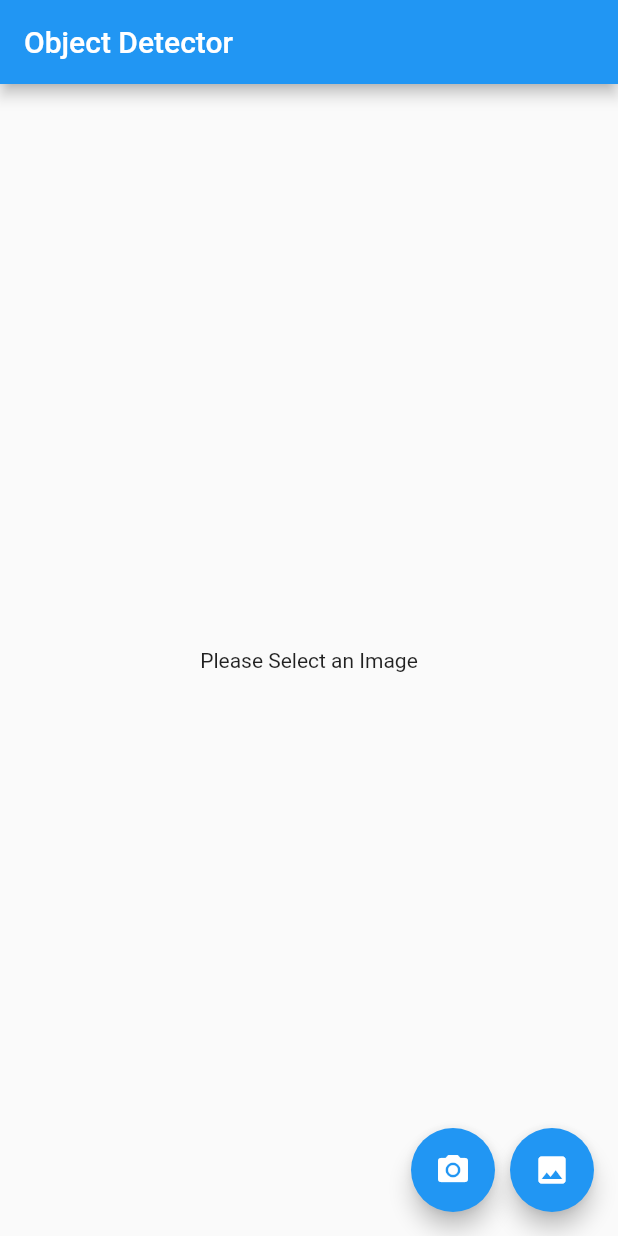
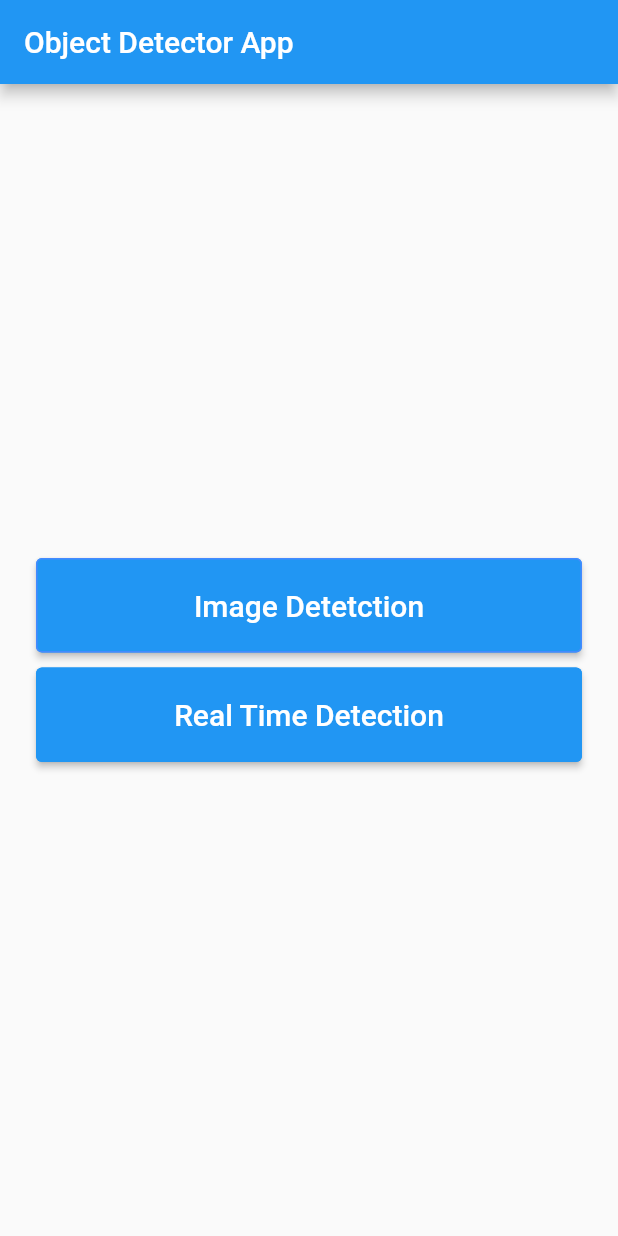
Before and after one commit to hutomosaktikartiko/Object-Detection-SSD-MobileNet, a Flutter app: the screen it shows after launch, on a phone screen of 412 x 824 dp. Run offline on Flutter 3.47's test engine with Material 2 defaults, Android fonts, the phone set to English and light mode, and no system bars; our stand-ins replace camera, image_picker; missing offline and left inert: tflite.

Commit message:
Real Time Object Detection

```diff
--- a/lib/pages/home_page.dart
+++ b/lib/pages/home_page.dart
@@ -1,191 +1,69 @@
-import 'dart:io';
+import 'package:flutter/material.dart';
+import 'package:object_detection_ssd_mobilenet/main.dart';
+import 'package:object_detection_ssd_mobilenet/pages/live_camera.dart';
+import 'package:object_detection_ssd_mobilenet/pages/static_image_page.dart';
 
-import 'package:flutter/material.dart';
-import 'package:image_picker/image_picker.dart';
-import 'package:tflite/tflite.dart';
-
-const String ssd = "SSD MobileNet";
-
-class HomePage extends StatefulWidget {
-  @override
-  _HomePage createState() => _HomePage();
-}
-
-class _HomePage extends State<HomePage> {
-  File _image;
-  List _recognitions;
-  bool _busy;
-  double _imageWidth, _imageHeight;
-
-  final picker = ImagePicker();
-
-  // this function loads the model
-  loadTfModel() async {
-    await Tflite.loadModel(
-      model: "assets/ssd_mobilenet.tflite",
-      labels: "assets/ssd_mobilenet.txt",
-    );
-  }
-
-  // this function detects the objects on the image
-  detectObject(File image) async {
-    var recognitions = await Tflite.detectObjectOnImage(
-        path: image.path, // required
-        model: "SSDMobileNet",
-        imageMean: 127.5,
-        imageStd: 127.5,
-        threshold: 0.4, // defaults to 0.1
-        numResultsPerClass: 10, // defaults to 5
-        asynch: true // defaults to true
-        );
-    FileImage(image)
-        .resolve(ImageConfiguration())
-        .addListener((ImageStreamListener((ImageInfo info, bool _) {
-          setState(() {
-            _imageWidth = info.image.width.toDouble();
-            _imageHeight = info.image.height.toDouble();
-          });
-        })));
-    setState(() {
-      _recognitions = recognitions;
-    });
-  }
-
-  @override
-  void initState() {
-    super.initState();
-    _busy = true;
-    loadTfModel().then((val) {
-      {
-        setState(() {
-          _busy = false;
-        });
-      }
-    });
-  }
-
-  // display the bounding boxes over the detected objects
-  List<Widget> renderBoxes(Size screen) {
-    if (_recognitions == null) return [];
-    if (_imageWidth == null || _imageHeight == null) return [];
-
-    double factorX = screen.width;
-    double factorY = _imageHeight / _imageHeight * screen.width;
-
-    Color blue = Colors.blue;
-
-    return _recognitions.map((re) {
-      return Container(
-        child: Positioned(
-            left: re["rect"]["x"] * factorX,
-            top: re["rect"]["y"] * factorY,
-            width: re["rect"]["w"] * factorX,
-            height: re["rect"]["h"] * factorY,
-            child: ((re["confidenceInClass"] > 0.50))
-                ? Container(
-                    decoration: BoxDecoration(
-                        border: Border.all(
-                      color: blue,
-                      width: 3,
-                    )),
-                    child: Text(
-                      "${re["detectedClass"]} ${(re["confidenceInClass"] * 100).toStringAsFixed(0)}%",
-                      style: TextStyle(
-                        background: Paint()..color = blue,
-                        color: Colors.white,
-                        fontSize: 15,
-                      ),
-                    ),
-                  )
-                : Container()),
-      );
-    }).toList();
-  }
-
+class HomePage extends StatelessWidget {
   @override
   Widget build(BuildContext context) {
-    Size size = MediaQuery.of(context).size;
-
-    List<Widget> stackChildren = [];
-
-    stackChildren.add(Positioned(
-      // using ternary operator
-      child: _image == null
-          ? Container(
+    return Scaffold(
+      appBar: AppBar(
+        title: Text("Object Detector App"),
+      ),
+      body: Container(
+        child: Center(
           child: Column(
             mainAxisAlignment: MainAxisAlignment.center,
             children: <Widget>[
-                  Text("Please Select an Image"),
-                ],
+              ButtonTheme(
+                padding: EdgeInsets.all(20),
+                shape: RoundedRectangleBorder(
+                    borderRadius: BorderRadius.circular(4),
+                    side: BorderSide(color: Colors.blueAccent)),
+                minWidth: MediaQuery.of(context).size.width - 2 * 24,
+                child: RaisedButton(
+                  child: Text(
+                    "Image Detetction",
+                    style: TextStyle(color: Colors.white, fontSize: 20),
                   ),
-            )
-          : // if not null then
-          Container(child: Image.file(_image)),
-    ));
-
-    stackChildren.addAll(renderBoxes(size));
-
-    if (_busy) {
-      stackChildren.add(Center(
-        child: CircularProgressIndicator(),
-      ));
-    }
-
-    return Scaffold(
-      appBar: AppBar(
-        title: Text("Object Detector"),
+                  onPressed: () {
+                    Navigator.push(
+                      context,
+                      MaterialPageRoute(
+                        builder: (context) => StaticImagePage(),
                       ),
-      floatingActionButton: Row(
-        mainAxisAlignment: MainAxisAlignment.end,
-        children: <Widget>[
-          FloatingActionButton(
-            heroTag: "Fltbtn2",
-            child: Icon(Icons.camera_alt),
-            onPressed: getImageFromCamera,
+                    );
+                  },
+                ),
               ),
               SizedBox(
-            width: 10,
+                height: 10,
               ),
-          FloatingActionButton(
-            heroTag: "Fltbtn1",
-            child: Icon(Icons.photo),
-            onPressed: getImageFromGallery,
+              ButtonTheme(
+                minWidth: MediaQuery.of(context).size.width - 2 * 24,
+                padding: EdgeInsets.all(20),
+                shape: RoundedRectangleBorder(
+                    borderRadius: BorderRadius.circular(4),
+                    side: BorderSide(color: Colors.blue)),
+                child: RaisedButton(
+                  child: Text(
+                    "Real Time Detection",
+                    style: TextStyle(color: Colors.white, fontSize: 20),
+                  ),
+                  onPressed: () {
+                    Navigator.push(
+                      context,
+                      MaterialPageRoute(
+                        builder: (context) => LiveCamera(cameras),
+                      ),
+                    );
+                  },
+                ),
               ),
             ],
           ),
-      body: Container(
-        alignment: Alignment.center,
-        child: Stack(
-          children: stackChildren,
         ),
       ),
     );
   }
-
-  // gets image from camera and runs detectObject
-  Future getImageFromCamera() async {
-    final pickedFile = await picker.getImage(source: ImageSource.camera);
-
-    setState(() {
-      if (pickedFile != null) {
-        _image = File(pickedFile.path);
-      } else {
-        print("No image Selected");
 }
-    });
-    detectObject(_image);
-  }
-
-  // gets image from gallery and runs detectObject
-  Future getImageFromGallery() async {
-    final pickedFile = await picker.getImage(source: ImageSource.gallery);
-    setState(() {
-      if (pickedFile != null) {
-        _image = File(pickedFile.path);
-      } else {
-        print("No image Selected");
-      }
-    });
-    detectObject(_image);
-  }
-}
```
Also changed, not shown: lib/main.dart (+11 -3 lines), lib/pages/camera_page.dart (added, +96 -0 lines), lib/pages/live_camera.dart (added, +67 -0 lines), lib/pages/static_image_page.dart (added, +191 -0 lines), lib/widgets/bounding_box.dart (added, +79 -0 lines), 1 other file. Lines whose indentation alone changed are shown as unchanged.
